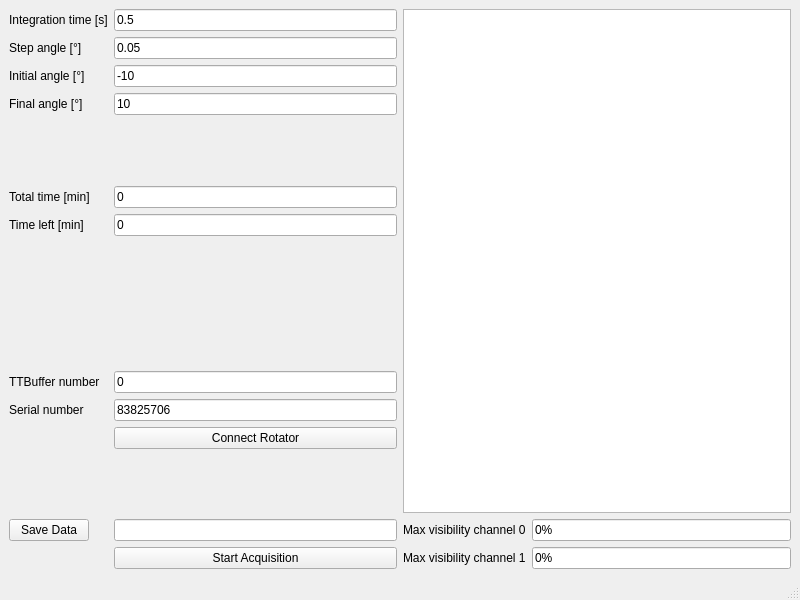
Old version of the form timebin.ui in the repository qLuxor/pylabtools.
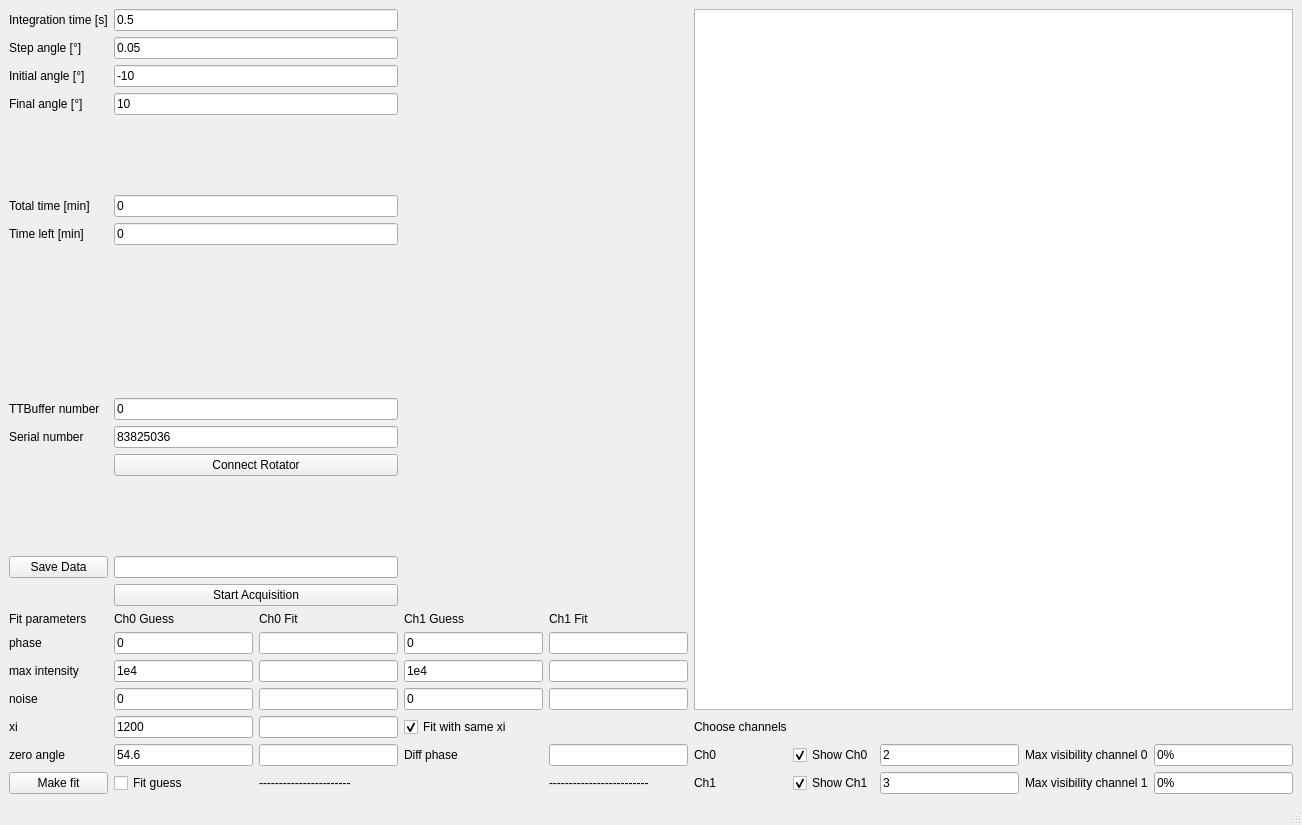
New version of the form. Custom widgets are drawn as their Qt base class.

Commit message: Timebin does Fit

```diff
--- a/timebin.ui
+++ b/timebin.ui
@@ -6,75 +6,82 @@
    <rect>
     <x>0</x>
     <y>0</y>
-    <width>800</width>
-    <height>600</height>
+    <width>1302</width>
+    <height>825</height>
    </rect>
   </property>
   <property name="windowTitle">
    <string>MainWindow</string>
   </property>
   <widget class="QWidget" name="centralwidget">
-   <layout class="QHBoxLayout" name="horizontalLayout">
-    <item>
-     <layout class="QFormLayout" name="formLayout">
-      <property name="fieldGrowthPolicy">
-       <enum>QFormLayout::AllNonFixedFieldsGrow</enum>
-      </property>
-      <item row="0" column="0">
-       <widget class="QLabel" name="label">
+   <layout class="QGridLayout" name="gridLayout">
+    <item row="5" column="1" colspan="2">
+     <widget class="QLineEdit" name="txtTotTime">
         <property name="text">
-         <string>Integration time [s]</string>
+       <string>0</string>
         </property>
        </widget>
       </item>
-      <item row="0" column="1">
-       <widget class="QLineEdit" name="txtIntTime">
-        <property name="text">
-         <string>0.5</string>
-        </property>
-       </widget>
-      </item>
-      <item row="1" column="0">
-       <widget class="QLabel" name="label_2">
+    <item row="17" column="2">
+     <widget class="QLineEdit" name="txtFitMaxIntensity0"/>
+    </item>
+    <item row="15" column="4">
+     <widget class="QLabel" name="label_23">
         <property name="text">
-         <string>Step angle [°]</string>
+       <string>Ch1 Fit</string>
         </property>
        </widget>
       </item>
-      <item row="1" column="1">
+    <item row="1" column="1" colspan="2">
        <widget class="QLineEdit" name="txtStpAngle">
         <property name="text">
          <string>0.05</string>
         </property>
        </widget>
       </item>
-      <item row="2" column="0">
-       <widget class="QLabel" name="label_3">
+    <item row="20" column="2">
+     <widget class="QLineEdit" name="txtFitAngle0"/>
+    </item>
+    <item row="20" column="3">
+     <widget class="QLabel" name="label_24">
         <property name="text">
-         <string>Initial angle [°]</string>
+       <string>Diff phase</string>
         </property>
        </widget>
       </item>
-      <item row="2" column="1">
+    <item row="17" column="0">
+     <widget class="QLabel" name="label_14">
+      <property name="text">
+       <string>max intensity</string>
+      </property>
+     </widget>
+    </item>
+    <item row="1" column="0">
+     <widget class="QLabel" name="label_2">
+      <property name="text">
+       <string>Step angle [°]</string>
+      </property>
+     </widget>
+    </item>
+    <item row="14" column="1" colspan="2">
+     <widget class="QPushButton" name="btnStart">
+      <property name="text">
+       <string>Start Acquisition</string>
+      </property>
+     </widget>
+    </item>
+    <item row="16" column="2">
+     <widget class="QLineEdit" name="txtFitPhase0"/>
+    </item>
+    <item row="2" column="1" colspan="2">
        <widget class="QLineEdit" name="txtIniAngle">
         <property name="text">
          <string>-10</string>
         </property>
        </widget>
       </item>
-      <item row="3" column="0">
-       <widget class="QLabel" name="label_4">
-        <property name="text">
-         <string>Final angle [°]</string>
-        </property>
-       </widget>
-      </item>
-      <item row="3" column="1">
-       <widget class="QLineEdit" name="txtFinAngle">
-        <property name="text">
-         <string>10</string>
-        </property>
-       </widget>
+    <item row="16" column="4">
+     <widget class="QLineEdit" name="txtFitPhase1"/>
       </item>
       <item row="4" column="0">
        <spacer name="verticalSpacer">
@@ -83,23 +90,50 @@
         </property>
         <property name="sizeHint" stdset="0">
          <size>
-          <width>20</width>
-          <height>40</height>
+        <width>17</width>
+        <height>37</height>
          </size>
         </property>
        </spacer>
       </item>
-      <item row="5" column="0">
-       <widget class="QLabel" name="label_5">
+    <item row="8" column="0">
+     <spacer name="verticalSpacer_3">
+      <property name="orientation">
+       <enum>Qt::Vertical</enum>
+      </property>
+      <property name="sizeHint" stdset="0">
+       <size>
+        <width>17</width>
+        <height>37</height>
+       </size>
+      </property>
+     </spacer>
+    </item>
+    <item row="17" column="3">
+     <widget class="QLineEdit" name="txtMaxIntensity1">
         <property name="text">
-         <string>Total time [min]</string>
+       <string>1e4</string>
         </property>
        </widget>
       </item>
-      <item row="5" column="1">
-       <widget class="QLineEdit" name="txtTotTime">
+    <item row="10" column="1" colspan="2">
+     <widget class="QLineEdit" name="txtSN">
         <property name="text">
-         <string>0</string>
+       <string>83825036</string>
+      </property>
+     </widget>
+    </item>
+    <item row="18" column="0">
+     <widget class="QLabel" name="label_15">
+      <property name="text">
+       <string>noise</string>
+      </property>
+     </widget>
+    </item>
+    <item row="2" column="0">
+     <widget class="QLabel" name="label_3">
+      <property name="text">
+       <string>Initial angle [°]</string>
         </property>
        </widget>
       </item>
@@ -110,151 +144,352 @@
         </property>
        </widget>
       </item>
-      <item row="6" column="1">
-       <widget class="QLineEdit" name="txtTimeLeft">
-        <property name="text">
-         <string>0</string>
-        </property>
-       </widget>
-      </item>
-      <item row="7" column="0">
-       <spacer name="verticalSpacer_2">
-        <property name="orientation">
-         <enum>Qt::Vertical</enum>
-        </property>
-        <property name="sizeHint" stdset="0">
-         <size>
-          <width>20</width>
-          <height>40</height>
-         </size>
-        </property>
-       </spacer>
-      </item>
-      <item row="8" column="0">
-       <spacer name="verticalSpacer_3">
-        <property name="orientation">
-         <enum>Qt::Vertical</enum>
-        </property>
-        <property name="sizeHint" stdset="0">
-         <size>
-          <width>20</width>
-          <height>40</height>
-         </size>
-        </property>
-       </spacer>
-      </item>
-      <item row="10" column="0">
+    <item row="17" column="4">
+     <widget class="QLineEdit" name="txtFitMaxIntensity1"/>
+    </item>
+    <item row="9" column="0">
        <widget class="QLabel" name="label_8">
         <property name="text">
          <string>TTBuffer number</string>
         </property>
        </widget>
       </item>
-      <item row="10" column="1">
-       <widget class="QLineEdit" name="txtBufferNo">
-        <property name="text">
-         <string>0</string>
-        </property>
-       </widget>
-      </item>
-      <item row="11" column="1">
-       <widget class="QLineEdit" name="txtSN">
-        <property name="text">
-         <string>83825706</string>
-        </property>
-       </widget>
-      </item>
       <item row="12" column="1">
-       <widget class="QPushButton" name="btnConnect">
+     <spacer name="verticalSpacer_4">
+      <property name="orientation">
+       <enum>Qt::Vertical</enum>
+      </property>
+      <property name="sizeHint" stdset="0">
+       <size>
+        <width>17</width>
+        <height>36</height>
+       </size>
+      </property>
+     </spacer>
+    </item>
+    <item row="20" column="0">
+     <widget class="QLabel" name="label_12">
         <property name="text">
-         <string>Connect Rotator</string>
+       <string>zero angle</string>
         </property>
        </widget>
       </item>
-      <item row="11" column="0">
+    <item row="20" column="1">
+     <widget class="QLineEdit" name="txtAngle0">
+      <property name="text">
+       <string>54.6</string>
+      </property>
+     </widget>
+    </item>
+    <item row="10" column="0">
        <widget class="QLabel" name="label_10">
         <property name="text">
          <string>Serial number</string>
         </property>
        </widget>
       </item>
+    <item row="19" column="0">
+     <widget class="QLabel" name="label_13">
+      <property name="text">
+       <string>xi</string>
+      </property>
+     </widget>
+    </item>
+    <item row="15" column="0">
+     <widget class="QLabel" name="label_18">
+      <property name="text">
+       <string>Fit parameters</string>
+      </property>
+     </widget>
+    </item>
+    <item row="15" column="3">
+     <widget class="QLabel" name="label_17">
+      <property name="text">
+       <string>Ch1 Guess</string>
+      </property>
+     </widget>
+    </item>
+    <item row="3" column="1" colspan="2">
+     <widget class="QLineEdit" name="txtFinAngle">
+      <property name="text">
+       <string>10</string>
+      </property>
+     </widget>
+    </item>
+    <item row="3" column="0">
+     <widget class="QLabel" name="label_4">
+      <property name="text">
+       <string>Final angle [°]</string>
+      </property>
+     </widget>
+    </item>
+    <item row="9" column="1" colspan="2">
+     <widget class="QLineEdit" name="txtBufferNo">
+      <property name="text">
+       <string>0</string>
+      </property>
+     </widget>
+    </item>
+    <item row="7" column="0">
+     <spacer name="verticalSpacer_2">
+      <property name="orientation">
+       <enum>Qt::Vertical</enum>
+      </property>
+      <property name="sizeHint" stdset="0">
+       <size>
+        <width>17</width>
+        <height>36</height>
+       </size>
+      </property>
+     </spacer>
+    </item>
+    <item row="21" column="6">
+     <widget class="QCheckBox" name="checkCh1">
+      <property name="acceptDrops">
+       <bool>false</bool>
+      </property>
+      <property name="text">
+       <string>Show Ch1</string>
+      </property>
+      <property name="checked">
+       <bool>true</bool>
+      </property>
+     </widget>
+    </item>
+    <item row="21" column="7">
+     <widget class="QLineEdit" name="txtCh1">
+      <property name="text">
+       <string>3</string>
+      </property>
+     </widget>
+    </item>
+    <item row="19" column="2">
+     <widget class="QLineEdit" name="txtFitXi"/>
+    </item>
+    <item row="20" column="8">
+     <widget class="QLabel" name="label_6">
+      <property name="text">
+       <string>Max visibility channel 0</string>
+      </property>
+     </widget>
+    </item>
+    <item row="20" column="6">
+     <widget class="QCheckBox" name="checkCh0">
+      <property name="text">
+       <string>Show Ch0</string>
+      </property>
+      <property name="checked">
+       <bool>true</bool>
+      </property>
+     </widget>
+    </item>
+    <item row="20" column="7">
+     <widget class="QLineEdit" name="txtCh0">
+      <property name="text">
+       <string>2</string>
+      </property>
+     </widget>
+    </item>
+    <item row="21" column="8">
+     <widget class="QLabel" name="label_9">
+      <property name="text">
+       <string>Max visibility channel 1</string>
+      </property>
+     </widget>
+    </item>
+    <item row="21" column="9">
+     <widget class="QLineEdit" name="txtMaxVis1">
+      <property name="text">
+       <string>0%</string>
+      </property>
+     </widget>
+    </item>
+    <item row="16" column="1">
+     <widget class="QLineEdit" name="txtPhase0">
+      <property name="text">
+       <string>0</string>
+      </property>
+     </widget>
+    </item>
+    <item row="21" column="4">
+     <widget class="QLabel" name="label_26">
+      <property name="text">
+       <string>-------------------------</string>
+      </property>
+     </widget>
+    </item>
+    <item row="21" column="5">
+     <widget class="QLabel" name="label_20">
+      <property name="text">
+       <string>Ch1</string>
+      </property>
+     </widget>
+    </item>
+    <item row="18" column="3">
+     <widget class="QLineEdit" name="txtNoise1">
+      <property name="text">
+       <string>0</string>
+      </property>
+     </widget>
+    </item>
+    <item row="0" column="0">
+     <widget class="QLabel" name="label">
+      <property name="text">
+       <string>Integration time [s]</string>
+      </property>
+     </widget>
+    </item>
+    <item row="11" column="1" colspan="2">
+     <widget class="QPushButton" name="btnConnect">
+      <property name="text">
+       <string>Connect Rotator</string>
+      </property>
+     </widget>
+    </item>
+    <item row="18" column="2">
+     <widget class="QLineEdit" name="txtFitNoise0"/>
+    </item>
+    <item row="15" column="2">
+     <widget class="QLabel" name="label_22">
+      <property name="text">
+       <string>Ch0 Fit</string>
+      </property>
+     </widget>
+    </item>
+    <item row="5" column="0">
+     <widget class="QLabel" name="label_5">
+      <property name="text">
+       <string>Total time [min]</string>
+      </property>
+     </widget>
+    </item>
       <item row="15" column="1">
-       <widget class="QPushButton" name="btnStart">
+     <widget class="QLabel" name="label_16">
         <property name="text">
-         <string>Start Acquisition</string>
+       <string>Ch0 Guess</string>
         </property>
        </widget>
       </item>
-      <item row="13" column="1">
-       <spacer name="verticalSpacer_4">
-        <property name="orientation">
-         <enum>Qt::Vertical</enum>
-        </property>
-        <property name="sizeHint" stdset="0">
-         <size>
-          <width>20</width>
-          <height>40</height>
-         </size>
-        </property>
-       </spacer>
-      </item>
-      <item row="14" column="1">
+    <item row="13" column="1" colspan="2">
        <widget class="QLineEdit" name="txtFileName"/>
       </item>
-      <item row="14" column="0">
+    <item row="20" column="4">
+     <widget class="QLineEdit" name="txtDiffPhase"/>
+    </item>
+    <item row="20" column="5">
+     <widget class="QLabel" name="label_19">
+      <property name="text">
+       <string>Ch0</string>
+      </property>
+     </widget>
+    </item>
+    <item row="0" column="1" colspan="2">
+     <widget class="QLineEdit" name="txtIntTime">
+      <property name="text">
+       <string>0.5</string>
+      </property>
+     </widget>
+    </item>
+    <item row="18" column="1">
+     <widget class="QLineEdit" name="txtNoise0">
+      <property name="text">
+       <string>0</string>
+      </property>
+     </widget>
+    </item>
+    <item row="6" column="1" colspan="2">
+     <widget class="QLineEdit" name="txtTimeLeft">
+      <property name="text">
+       <string>0</string>
+      </property>
+     </widget>
+    </item>
+    <item row="19" column="1">
+     <widget class="QLineEdit" name="txtXi">
+      <property name="text">
+       <string>1200</string>
+      </property>
+     </widget>
+    </item>
+    <item row="20" column="9">
+     <widget class="QLineEdit" name="txtMaxVis0">
+      <property name="text">
+       <string>0%</string>
+      </property>
+     </widget>
+    </item>
+    <item row="21" column="0">
+     <widget class="QPushButton" name="btnMakeFit">
+      <property name="text">
+       <string>Make fit</string>
+      </property>
+     </widget>
+    </item>
+    <item row="19" column="3">
+     <widget class="QCheckBox" name="checkFitSameXi">
+      <property name="text">
+       <string>Fit with same xi</string>
+      </property>
+      <property name="checked">
+       <bool>true</bool>
+      </property>
+     </widget>
+    </item>
+    <item row="19" column="5">
+     <widget class="QLabel" name="label_21">
+      <property name="text">
+       <string>Choose channels</string>
+      </property>
+     </widget>
+    </item>
+    <item row="17" column="1">
+     <widget class="QLineEdit" name="txtMaxIntensity0">
+      <property name="text">
+       <string>1e4</string>
+      </property>
+     </widget>
+    </item>
+    <item row="16" column="3">
+     <widget class="QLineEdit" name="txtPhase1">
+      <property name="text">
+       <string>0</string>
+      </property>
+     </widget>
+    </item>
+    <item row="16" column="0">
+     <widget class="QLabel" name="label_11">
+      <property name="text">
+       <string>phase</string>
+      </property>
+     </widget>
+    </item>
+    <item row="13" column="0">
        <widget class="QPushButton" name="btnSaveData">
         <property name="text">
          <string>Save Data</string>
         </property>
        </widget>
       </item>
-     </layout>
+    <item row="18" column="4">
+     <widget class="QLineEdit" name="txtFitNoise1"/>
     </item>
-    <item>
-     <layout class="QVBoxLayout" name="verticalLayout">
-      <item>
+    <item row="21" column="1">
+     <widget class="QCheckBox" name="checkFitGuess">
+      <property name="text">
+       <string>Fit guess</string>
+      </property>
+     </widget>
+    </item>
+    <item row="21" column="2">
+     <widget class="QLabel" name="label_25">
+      <property name="text">
+       <string>-----------------------</string>
+      </property>
+     </widget>
+    </item>
+    <item row="0" column="5" rowspan="19" colspan="5">
        <widget class="PlotWidget" name="pltVisibility"/>
       </item>
-      <item>
-       <layout class="QHBoxLayout" name="horizontalLayout_2"/>
-      </item>
-      <item>
-       <layout class="QFormLayout" name="formLayout_2">
-        <property name="fieldGrowthPolicy">
-         <enum>QFormLayout::AllNonFixedFieldsGrow</enum>
-        </property>
-        <item row="0" column="1">
-         <widget class="QLineEdit" name="txtMaxVis0">
-          <property name="text">
-           <string>0%</string>
-          </property>
-         </widget>
-        </item>
-        <item row="1" column="1">
-         <widget class="QLineEdit" name="txtMaxVis1">
-          <property name="text">
-           <string>0%</string>
-          </property>
-         </widget>
-        </item>
-        <item row="1" column="0">
-         <widget class="QLabel" name="label_9">
-          <property name="text">
-           <string>Max visibility channel 1</string>
-          </property>
-         </widget>
-        </item>
-        <item row="0" column="0">
-         <widget class="QLabel" name="label_6">
-          <property name="text">
-           <string>Max visibility channel 0</string>
-          </property>
-         </widget>
-        </item>
-       </layout>
-      </item>
-     </layout>
-    </item>
    </layout>
   </widget>
   <widget class="QMenuBar" name="menubar">
```
Left out of the diff: 2 changed lines with no effect on the pictures. Lines whose indentation alone changed are shown as unchanged. The commit also changes 1 other file.
